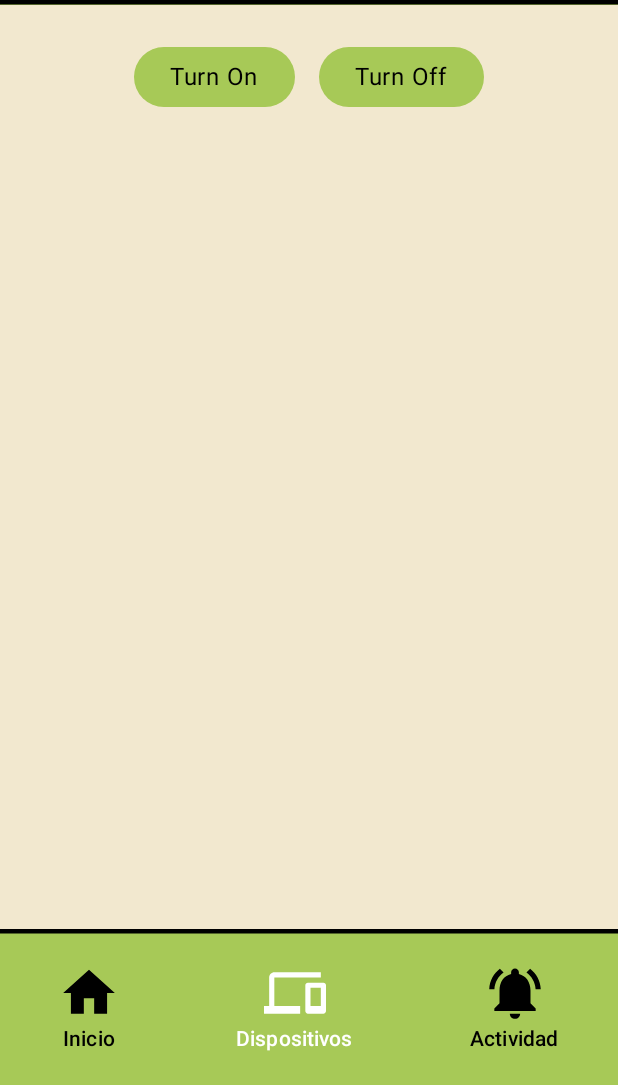
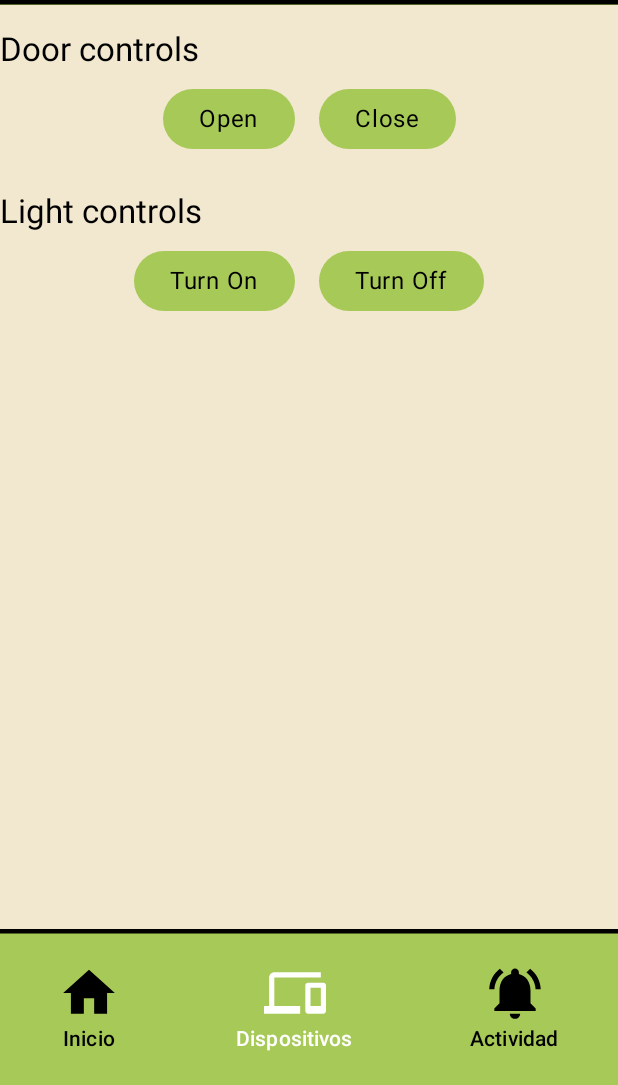
Before and after one commit to martuschvartz/Interlink-Mobile, an Android app built with Jetpack Compose: the devices screen opened through its navigation route, on a phone screen of 412 x 824 dp, the part 151-1236 px from its top. Run offline under Robolectric (Android 15) with nearby library versions, the phone set to English and light mode, and no system bars.

```diff
--- a/app/src/main/java/com/example/interlink/ui/pages/DevicesPage.kt
+++ b/app/src/main/java/com/example/interlink/ui/pages/DevicesPage.kt
@@ -43,6 +43,11 @@ import com.example.interlink.ui.getViewModelFactory
 
 // el modifier default es la misma clase Modifier, sino es el que le paso
 
+// Algo importante: Todo lo q esta adentro de model, remote y repository no es *necesario* q lo leas
+// Si lo queres leer by all means go ahead asi entendes mas mejor q esta pasando con el api pero te deje las cosas para q
+// esten lo mas simples posibles para q puedas meterle al ui y te despreocupes por el api
+// Obvio q si algo esta mal avisame
+
 @Composable
 fun DevicesPage(
     modifier: Modifier = Modifier,
@@ -50,18 +55,37 @@ fun DevicesPage(
     lampViewModel: LampViewModel = viewModel(factory = getViewModelFactory()),
     doorViewModel: DoorViewModel = viewModel(factory = getViewModelFactory()),
 ){
+
+    // Estas variables iniciales son las que podemos usar para ver los estados de los devices, la idea es la siguiente:
+        // El uiState generico (el primero) es el que tiene la lista de devices y se actualiza sola, es genial
+        // Cada tipo de dispositivo tiene a su vez su propio uiState para poder controlar sus funciones, andate a interlink/ui/devices/DoorUiState para ver el ejemplo
     val uiState by viewModel.uiState.collectAsState()
     val uiLampState by lampViewModel.uiState.collectAsState()
     val uiDoorState by doorViewModel.uiState.collectAsState()
     var selectedDeviceId : String? = null
 
+    // ===========================================================================================
+    // A partir de aca irian los devices, atm solo tengo hecho lo de door y lamp pero los demas
+    // salen facil, lo dificil era la infraestructura general q ya esta 10 puntos, estos botones
+    // si prendes la api y agregas una(s) puertas/lamparas van a funcionar y ya hacen los llamados
+    // y demas con la api, si esta apagada va a tirar error en la consola (allegedly)
+    // ===========================================================================================
+
+    // Columna generica
     Column (
         modifier = modifier.fillMaxSize()
     ) {
 
+        // Esta primera funcion es lo primero que dejaria, mas abajo vas a ver porq en DeviceList()
         DeviceList(devices = uiState.devices, onDeviceClick = { device ->
+
+            // Esto te lo deje por si queres hacer algo con solo expandir el seleccionado o algo asi, si no sacalo
             selectedDeviceId = device.id
+
+            // El log para comprobar q selectedDeviceId va cambiando
             Log.d("Debug", "$selectedDeviceId")
+
+            // Algo copado q encontre es este when() que funciona igual a un switch, lo re podes usar dentro de deviceCard en si :D!
             when(device.type){
                 DeviceType.LAMP -> lampViewModel.setCurrentDevice(device as Lamp)
                 DeviceType.DOOR -> doorViewModel.setCurrentDevice(device as Door)
@@ -69,35 +93,53 @@ fun DevicesPage(
             }
         })
 
+        // Esto que esta aca mandalo a la mierda pero te lo deje para q puedas ver como funciona la api
         Spacer(modifier = Modifier.height(16.dp))
+        Text(text = "Door controls",  color=Color.Black, style = MaterialTheme.typography.titleLarge)
 
+        // Algo asi tipo estas rows son las q me imagino que podrian ir adnetro de las cartas de dispositivos solo q mas lindos
         Row(
             modifier = Modifier.fillMaxWidth(),
             horizontalArrangement = Arrangement.Center
         ) {
+
             Button(
+                // en este caso usamos el doorViewModel q controla puertas y tiene la funcion open que la ejecuta sobre el currentDevice
                 onClick = { doorViewModel.open() },
+                modifier = Modifier.padding(8.dp)
+            ) {
+                Text(text = "Open", color=Color.Black, style = MaterialTheme.typography.bodyLarge)
+            }
+
+            Button(
+                onClick = { doorViewModel.close() },
+                modifier = Modifier.padding(8.dp)
+            ) {
+                Text(text = "Close",  color=Color.Black, style = MaterialTheme.typography.bodyLarge)
+            }
+        }
+
+        Spacer(modifier = Modifier.height(16.dp))
+        Text(text = "Light controls",  color=Color.Black, style = MaterialTheme.typography.titleLarge)
+        Row(
+            modifier = Modifier.fillMaxWidth(),
+            horizontalArrangement = Arrangement.Center
+        ) {
+
+            Button(
+                // Same as el caso de door solo q ni mires lamp porq lo voy a terminar volando probablemente
+                onClick = { lampViewModel.turnOn() },
                 modifier = Modifier.padding(8.dp)
             ) {
                 Text(text = "Turn On", color=Color.Black, style = MaterialTheme.typography.bodyLarge)
             }
 
             Button(
-                onClick = { doorViewModel.close() },
+                onClick = { lampViewModel.turnOff() },
                 modifier = Modifier.padding(8.dp)
             ) {
                 Text(text = "Turn Off",  color=Color.Black, style = MaterialTheme.typography.bodyLarge)
             }
-        }
-
-        Spacer(modifier = Modifier.height(16.dp))
-
-        if (selectedDeviceId != null) {
-            Text(
-                "Seleccionado: $selectedDeviceId",
-                color = Color.Black,
-                style = MaterialTheme.typography.titleLarge
-            )
         }
     }
 
@@ -108,6 +150,8 @@ fun DevicesPage(
 @Composable
 fun DeviceList(devices: List<Device>, onDeviceClick: (Device) -> Unit) {
    LazyColumn {
+       // Trate de dejarte esto lo mas generico posible para q si cambias DeviceItem por DeviceCard (o como la quieras llamar) no sea dificil hacer el refractoring
+       // Si no me dan mal los calculos solo tendrias que cambiar esto de aca para poner tus cards
         items(devices) { device ->
             DeviceItem(device = device, onClick = { onDeviceClick(device) })
         }
@@ -117,6 +161,7 @@ fun DeviceList(devices: List<Device>, onDeviceClick: (Device) -> Unit) {
 
 @Composable
 fun DeviceItem(device: Device, onClick: () -> Unit) {
+    // Nada importante aca, solo q la carta es clickeable y q tiene un outline, no mas q eso
     OutlinedCard(
         modifier = Modifier
             .fillMaxWidth()
```
Also changed, not shown: app/src/main/java/com/example/interlink/ui/devices/DoorUiState.kt (+11 -0 lines), app/src/main/java/com/example/interlink/ui/devices/DoorViewModel.kt (+5 -7 lines).
